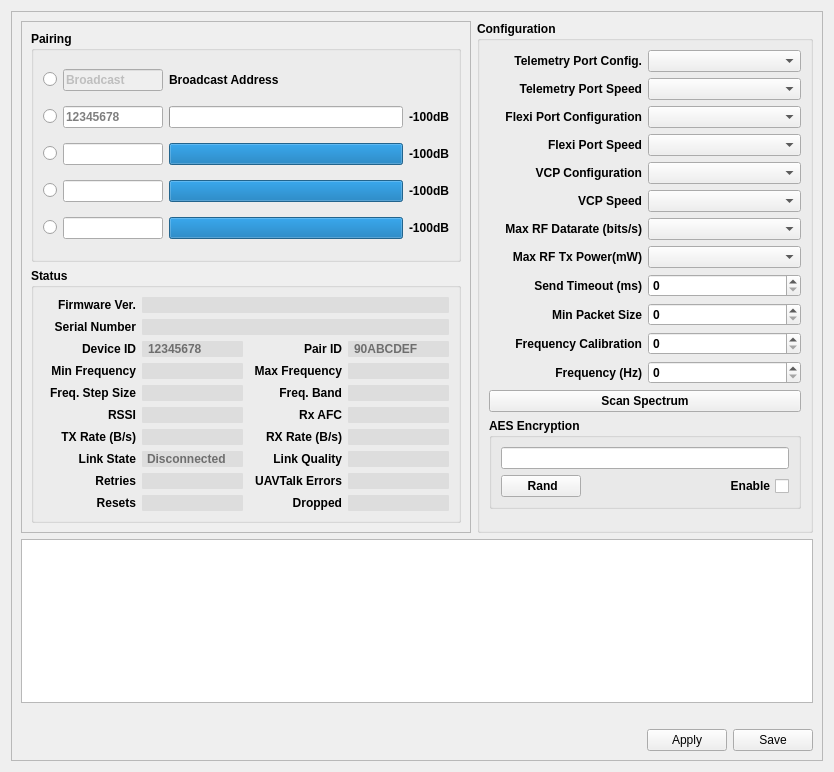
Before: the Qt Designer form ground/openpilotgcs/src/plugins/config/pipxtreme.ui in openpilot/OpenPilot, drawn with Qt 5.
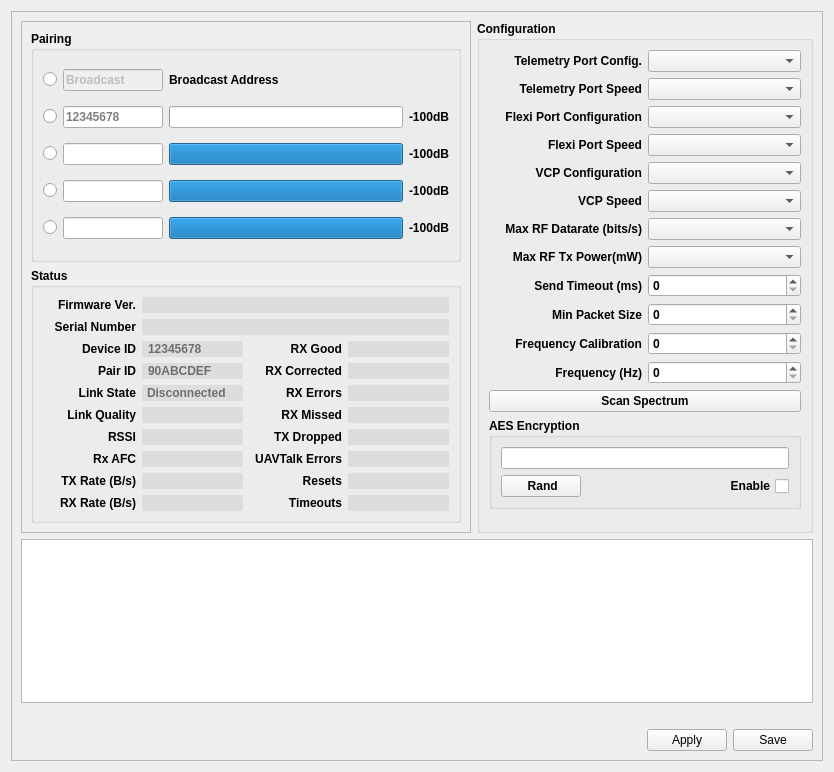
After: the same form once the commit is applied. Icons and pictures are not drawn.

Commit message: RFM22B: Modified the method of tracking RX errors, and now reporting Good, Corrected, Error, and Missed packets to the GCS.  Also removed some less useful fields from the PipXStatus.

Diff of the .ui file:
```diff
--- a/ground/openpilotgcs/src/plugins/config/pipxtreme.ui
+++ b/ground/openpilotgcs/src/plugins/config/pipxtreme.ui
@@ -434,7 +434,7 @@
               </property>
              </widget>
             </item>
-            <item row="2" column="0">
+            <item row="1" column="0">
              <widget class="QLabel" name="label_2">
               <property name="text">
                <string>Serial Number</string>
@@ -444,7 +444,7 @@
               </property>
              </widget>
             </item>
-            <item row="2" column="1" colspan="3">
+            <item row="1" column="1" colspan="3">
              <widget class="QLineEdit" name="SerialNumber">
               <property name="sizePolicy">
                <sizepolicy hsizetype="Preferred" vsizetype="Fixed">
@@ -498,7 +498,7 @@
               </property>
              </widget>
             </item>
-            <item row="3" column="0">
+            <item row="2" column="0">
              <widget class="QLabel" name="DeviceIDLabel">
               <property name="text">
                <string>Device ID</string>
@@ -508,7 +508,7 @@
               </property>
              </widget>
             </item>
-            <item row="3" column="1">
+            <item row="2" column="1">
              <widget class="QLineEdit" name="DeviceID">
               <property name="minimumSize">
                <size>
@@ -552,7 +552,7 @@
               </property>
              </widget>
             </item>
-            <item row="3" column="2">
+            <item row="3" column="0">
              <widget class="QLabel" name="PairIDLabel">
               <property name="text">
                <string>Pair ID</string>
@@ -562,7 +562,7 @@
               </property>
              </widget>
             </item>
-            <item row="3" column="3">
+            <item row="3" column="1">
              <widget class="QLineEdit" name="PairID">
               <property name="maximumSize">
                <size>
@@ -601,9 +601,9 @@
              </widget>
             </item>
             <item row="4" column="0">
-             <widget class="QLabel" name="label_3">
+             <widget class="QLabel" name="label_11">
               <property name="text">
-               <string>Min Frequency</string>
+               <string>Link State</string>
               </property>
               <property name="alignment">
                <set>Qt::AlignRight|Qt::AlignTrailing|Qt::AlignVCenter</set>
@@ -611,9 +611,9 @@
              </widget>
             </item>
             <item row="4" column="1">
-             <widget class="QLineEdit" name="MinFrequency">
+             <widget class="QLineEdit" name="LinkState">
               <property name="sizePolicy">
-               <sizepolicy hsizetype="Preferred" vsizetype="Fixed">
+               <sizepolicy hsizetype="Expanding" vsizetype="Fixed">
                 <horstretch>0</horstretch>
                 <verstretch>0</verstretch>
                </sizepolicy>
@@ -637,13 +637,13 @@
                </font>
               </property>
               <property name="toolTip">
-               <string>The modems minimum allowed frequency</string>
+               <string>The modems current state</string>
               </property>
               <property name="styleSheet">
                <string notr="true">QLineEdit {
   border: none;
   border-radius: 1px;
-  padding: 0 4px;
+  padding: 0 3px;
   background: rgba(0, 0, 0, 16);
 /*  background: transparent; */
 /*     selection-background-color: darkgray;*/
@@ -655,63 +655,15 @@
               <property name="readOnly">
                <bool>true</bool>
               </property>
-             </widget>
-            </item>
-            <item row="4" column="2">
-             <widget class="QLabel" name="label_4">
-              <property name="text">
-               <string>Max Frequency</string>
-              </property>
-              <property name="alignment">
-               <set>Qt::AlignRight|Qt::AlignTrailing|Qt::AlignVCenter</set>
-              </property>
-             </widget>
-            </item>
-            <item row="4" column="3">
-             <widget class="QLineEdit" name="MaxFrequency">
-              <property name="sizePolicy">
-               <sizepolicy hsizetype="Preferred" vsizetype="Fixed">
-                <horstretch>0</horstretch>
-                <verstretch>0</verstretch>
-               </sizepolicy>
-              </property>
-              <property name="maximumSize">
-               <size>
-                <width>101</width>
-                <height>16777215</height>
-               </size>
-              </property>
-              <property name="font">
-               <font>
-                <weight>75</weight>
-                <bold>true</bold>
-               </font>
-              </property>
-              <property name="toolTip">
-               <string>The modems maximum allowed frequency</string>
-              </property>
-              <property name="styleSheet">
-               <string notr="true">QLineEdit {
-  border: none;
-  border-radius: 1px;
-  padding: 0 4px;
-  background: rgba(0, 0, 0, 16);
-/*  background: transparent; */
-/*     selection-background-color: darkgray;*/
-}</string>
-              </property>
-              <property name="alignment">
-               <set>Qt::AlignLeading|Qt::AlignLeft|Qt::AlignVCenter</set>
-              </property>
-              <property name="readOnly">
-               <bool>true</bool>
+              <property name="placeholderText">
+               <string>Disconnected</string>
               </property>
              </widget>
             </item>
             <item row="5" column="0">
-             <widget class="QLabel" name="label_12">
+             <widget class="QLabel" name="LinkQualityLabel">
               <property name="text">
-               <string>Freq. Step Size</string>
+               <string>Link Quality</string>
               </property>
               <property name="alignment">
                <set>Qt::AlignRight|Qt::AlignTrailing|Qt::AlignVCenter</set>
@@ -719,19 +671,7 @@
              </widget>
             </item>
             <item row="5" column="1">
-             <widget class="QLineEdit" name="FrequencyStepSize">
-              <property name="sizePolicy">
-               <sizepolicy hsizetype="Preferred" vsizetype="Fixed">
-                <horstretch>0</horstretch>
-                <verstretch>0</verstretch>
-               </sizepolicy>
-              </property>
-              <property name="minimumSize">
-               <size>
-                <width>0</width>
-                <height>0</height>
-               </size>
-              </property>
+             <widget class="QLineEdit" name="LinkQuality">
               <property name="maximumSize">
                <size>
                 <width>101</width>
@@ -744,9 +684,6 @@
                 <bold>true</bold>
                </font>
               </property>
-              <property name="toolTip">
-               <string>The modems minimum frequency step size</string>
-              </property>
               <property name="styleSheet">
                <string notr="true">QLineEdit {
   border: none;
@@ -757,59 +694,8 @@
 /*     selection-background-color: darkgray;*/
 }</string>
               </property>
-              <property name="alignment">
-               <set>Qt::AlignLeading|Qt::AlignLeft|Qt::AlignVCenter</set>
-              </property>
-              <property name="readOnly">
-               <bool>true</bool>
-              </property>
-             </widget>
-            </item>
-            <item row="5" column="2">
-             <widget class="QLabel" name="FreqBandLabel">
-              <property name="text">
-               <string>Freq. Band</string>
-              </property>
-              <property name="alignment">
-               <set>Qt::AlignRight|Qt::AlignTrailing|Qt::AlignVCenter</set>
-              </property>
-             </widget>
-            </item>
-            <item row="5" column="3">
-             <widget class="QLineEdit" name="FreqBand">
-              <property name="sizePolicy">
-               <sizepolicy hsizetype="Preferred" vsizetype="Fixed">
-                <horstretch>0</horstretch>
-                <verstretch>0</verstretch>
-               </sizepolicy>
-              </property>
-              <property name="maximumSize">
-               <size>
-                <width>101</width>
-                <height>16777215</height>
-               </size>
-              </property>
-              <property name="font">
-               <font>
-                <weight>75</weight>
-                <bold>true</bold>
-               </font>
-              </property>
-              <property name="toolTip">
-               <string>The current frequency band</string>
-              </property>
-              <property name="styleSheet">
-               <string notr="true">QLineEdit {
-  border: none;
-  border-radius: 1px;
-  padding: 0 4px;
-  background: rgba(0, 0, 0, 16);
-/*  background: transparent; */
-/*     selection-background-color: darkgray;*/
-}</string>
-              </property>
-              <property name="alignment">
-               <set>Qt::AlignLeading|Qt::AlignLeft|Qt::AlignVCenter</set>
+              <property name="frame">
+               <bool>false</bool>
               </property>
               <property name="readOnly">
                <bool>true</bool>
@@ -861,7 +747,7 @@
               </property>
              </widget>
             </item>
-            <item row="6" column="2">
+            <item row="7" column="0">
              <widget class="QLabel" name="RxAFCLabel">
               <property name="text">
                <string>Rx AFC</string>
@@ -871,7 +757,7 @@
               </property>
              </widget>
             </item>
-            <item row="6" column="3">
+            <item row="7" column="1">
              <widget class="QLineEdit" name="RxAFC">
               <property name="maximumSize">
                <size>
@@ -900,7 +786,7 @@
               </property>
              </widget>
             </item>
-            <item row="7" column="0">
+            <item row="8" column="0">
              <widget class="QLabel" name="TXRateLabel">
               <property name="text">
                <string>TX Rate (B/s)</string>
@@ -910,7 +796,7 @@
               </property>
              </widget>
             </item>
-            <item row="7" column="1">
+            <item row="8" column="1">
              <widget class="QLineEdit" name="TXRate">
               <property name="minimumSize">
                <size>
@@ -948,7 +834,7 @@
               </property>
              </widget>
             </item>
-            <item row="7" column="2">
+            <item row="9" column="0">
              <widget class="QLabel" name="RXRateLabel">
               <property name="text">
                <string>RX Rate (B/s)</string>
@@ -958,7 +844,7 @@
               </property>
              </widget>
             </item>
-            <item row="7" column="3">
+            <item row="9" column="1">
              <widget class="QLineEdit" name="RXRate">
               <property name="maximumSize">
                <size>
@@ -990,20 +876,20 @@
               </property>
              </widget>
             </item>
-            <item row="8" column="0">
-             <widget class="QLabel" name="label_11">
+            <item row="2" column="2">
+             <widget class="QLabel" name="GoodLabel">
               <property name="text">
-               <string>Link State</string>
+               <string>RX Good</string>
               </property>
               <property name="alignment">
                <set>Qt::AlignRight|Qt::AlignTrailing|Qt::AlignVCenter</set>
               </property>
              </widget>
             </item>
-            <item row="8" column="1">
-             <widget class="QLineEdit" name="LinkState">
+            <item row="2" column="3">
+             <widget class="QLineEdit" name="Good">
               <property name="sizePolicy">
-               <sizepolicy hsizetype="Expanding" vsizetype="Fixed">
+               <sizepolicy hsizetype="Preferred" vsizetype="Fixed">
                 <horstretch>0</horstretch>
                 <verstretch>0</verstretch>
                </sizepolicy>
@@ -1027,13 +913,13 @@
                </font>
               </property>
               <property name="toolTip">
-               <string>The modems current state</string>
+               <string>The percentage of packets that were corrected with error correction</string>
               </property>
               <property name="styleSheet">
                <string notr="true">QLineEdit {
   border: none;
   border-radius: 1px;
-  padding: 0 3px;
+  padding: 0 4px;
   background: rgba(0, 0, 0, 16);
 /*  background: transparent; */
 /*     selection-background-color: darkgray;*/
@@ -1045,23 +931,83 @@
               <property name="readOnly">
                <bool>true</bool>
               </property>
-              <property name="placeholderText">
-               <string>Disconnected</string>
+             </widget>
+            </item>
+            <item row="3" column="2">
+             <widget class="QLabel" name="CorrectedLabel">
+              <property name="text">
+               <string>RX Corrected</string>
               </property>
+              <property name="alignment">
+               <set>Qt::AlignRight|Qt::AlignTrailing|Qt::AlignVCenter</set>
+              </property>
              </widget>
             </item>
-            <item row="8" column="2">
-             <widget class="QLabel" name="LinkQualityLabel">
+            <item row="3" column="3">
+             <widget class="QLineEdit" name="Corrected">
+              <property name="sizePolicy">
+               <sizepolicy hsizetype="Preferred" vsizetype="Fixed">
+                <horstretch>0</horstretch>
+                <verstretch>0</verstretch>
+               </sizepolicy>
+              </property>
+              <property name="minimumSize">
+               <size>
+                <width>0</width>
+                <height>0</height>
+               </size>
+              </property>
+              <property name="maximumSize">
+               <size>
+                <width>101</width>
+                <height>16777215</height>
+               </size>
+              </property>
+              <property name="font">
+               <font>
+                <weight>75</weight>
+                <bold>true</bold>
+               </font>
+              </property>
+              <property name="toolTip">
+               <string>The percentage of packets that were corrected with error correction</string>
+              </property>
+              <property name="styleSheet">
+               <string notr="true">QLineEdit {
+  border: none;
+  border-radius: 1px;
+  padding: 0 4px;
+  background: rgba(0, 0, 0, 16);
+/*  background: transparent; */
+/*     selection-background-color: darkgray;*/
+}</string>
+              </property>
+              <property name="alignment">
+               <set>Qt::AlignLeading|Qt::AlignLeft|Qt::AlignVCenter</set>
+              </property>
+              <property name="readOnly">
+               <bool>true</bool>
+              </property>
+             </widget>
+            </item>
+            <item row="4" column="2">
+             <widget class="QLabel" name="ErrorsLabel">
               <property name="text">
-               <string>Link Quality</string>
+               <string>RX Errors</string>
               </property>
               <property name="alignment">
                <set>Qt::AlignRight|Qt::AlignTrailing|Qt::AlignVCenter</set>
               </property>
              </widget>
             </item>
-            <item row="8" column="3">
-             <widget class="QLineEdit" name="LinkQuality">
+            <item row="4" column="3">
+             <widget class="QLineEdit" name="Errors">
+              <property name="sizePolicy">
+               <sizepolicy hsizetype="Preferred" vsizetype="Fixed">
+                <horstretch>0</horstretch>
+                <verstretch>0</verstretch>
+               </sizepolicy>
+              </property>
               <property name="maximumSize">
                <size>
                 <width>101</width>
@@ -1074,6 +1020,9 @@
                 <bold>true</bold>
                </font>
               </property>
+              <property name="toolTip">
+               <string>The percentage of packets that could not be corrected with error correction</string>
+              </property>
               <property name="styleSheet">
                <string notr="true">QLineEdit {
   border: none;
@@ -1084,26 +1033,32 @@
 /*     selection-background-color: darkgray;*/
 }</string>
               </property>
-              <property name="frame">
-               <bool>false</bool>
+              <property name="alignment">
+               <set>Qt::AlignLeading|Qt::AlignLeft|Qt::AlignVCenter</set>
               </property>
               <property name="readOnly">
                <bool>true</bool>
               </property>
              </widget>
             </item>
-            <item row="9" column="0">
-             <widget class="QLabel" name="RetriesLabel">
+            <item row="5" column="2">
+             <widget class="QLabel" name="MissedPacketsLabel">
               <property name="text">
-               <string>Retries</string>
+               <string>RX Missed</string>
               </property>
               <property name="alignment">
                <set>Qt::AlignRight|Qt::AlignTrailing|Qt::AlignVCenter</set>
               </property>
              </widget>
             </item>
-            <item row="9" column="1">
-             <widget class="QLineEdit" name="Retries">
+            <item row="5" column="3">
+             <widget class="QLineEdit" name="Missed">
+              <property name="sizePolicy">
+               <sizepolicy hsizetype="Preferred" vsizetype="Fixed">
+                <horstretch>0</horstretch>
+                <verstretch>0</verstretch>
+               </sizepolicy>
+              </property>
               <property name="minimumSize">
                <size>
                 <width>0</width>
@@ -1122,6 +1077,9 @@
                 <bold>true</bold>
                </font>
               </property>
+              <property name="toolTip">
+               <string>The percentage of packets that were not received at all</string>
+              </property>
               <property name="styleSheet">
                <string notr="true">QLineEdit {
   border: none;
@@ -1132,15 +1090,66 @@
 /*     selection-background-color: darkgray;*/
 }</string>
               </property>
-              <property name="frame">
-               <bool>false</bool>
+              <property name="alignment">
+               <set>Qt::AlignLeading|Qt::AlignLeft|Qt::AlignVCenter</set>
               </property>
               <property name="readOnly">
                <bool>true</bool>
               </property>
              </widget>
             </item>
-            <item row="9" column="2">
+            <item row="6" column="2">
+             <widget class="QLabel" name="DroppedLabel">
+              <property name="text">
+               <string>TX Dropped</string>
+              </property>
+              <property name="alignment">
+               <set>Qt::AlignRight|Qt::AlignTrailing|Qt::AlignVCenter</set>
+              </property>
+             </widget>
+            </item>
+            <item row="6" column="3">
+             <widget class="QLineEdit" name="Dropped">
+              <property name="sizePolicy">
+               <sizepolicy hsizetype="Preferred" vsizetype="Fixed">
+                <horstretch>0</horstretch>
+                <verstretch>0</verstretch>
+               </sizepolicy>
+              </property>
+              <property name="maximumSize">
+               <size>
+                <width>101</width>
+                <height>16777215</height>
+               </size>
+              </property>
+              <property name="font">
+               <font>
+                <weight>75</weight>
+                <bold>true</bold>
+               </font>
+              </property>
+              <property name="toolTip">
+               <string>The number of packets that were unable to be transmitted</string>
+              </property>
+              <property name="styleSheet">
+               <string notr="true">QLineEdit {
+  border: none;
+  border-radius: 1px;
+  padding: 0 4px;
+  background: rgba(0, 0, 0, 16);
+/*  background: transparent; */
+/*     selection-background-color: darkgray;*/
+}</string>
+              </property>
+              <property name="alignment">
+               <set>Qt::AlignLeading|Qt::AlignLeft|Qt::AlignVCenter</set>
+              </property>
+              <property name="readOnly">
+               <bool>true</bool>
+              </property>
+             </widget>
+            </item>
+            <item row="7" column="2">
              <widget class="QLabel" name="UAVTalkErrorsLabel">
               <property name="text">
                <string>UAVTalk Errors</string>
@@ -1150,7 +1159,7 @@
               </property>
              </widget>
             </item>
-            <item row="9" column="3">
+            <item row="7" column="3">
              <widget class="QLineEdit" name="UAVTalkErrors">
               <property name="maximumSize">
                <size>
@@ -1182,7 +1191,7 @@
               </property>
              </widget>
             </item>
-            <item row="10" column="0">
+            <item row="8" column="2">
              <widget class="QLabel" name="ResetsLabel">
               <property name="text">
                <string>Resets</string>
@@ -1192,7 +1201,7 @@
               </property>
              </widget>
             </item>
-            <item row="10" column="1">
+            <item row="8" column="3">
              <widget class="QLineEdit" name="Resets">
               <property name="minimumSize">
                <size>
@@ -1230,18 +1239,18 @@
               </property>
              </widget>
             </item>
-            <item row="10" column="2">
-             <widget class="QLabel" name="DroppedLabel">
+            <item row="9" column="2">
+             <widget class="QLabel" name="TimeoutsLabel">
               <property name="text">
-               <string>Dropped</string>
+               <string>Timeouts</string>
               </property>
               <property name="alignment">
                <set>Qt::AlignRight|Qt::AlignTrailing|Qt::AlignVCenter</set>
               </property>
              </widget>
             </item>
-            <item row="10" column="3">
-             <widget class="QLineEdit" name="Dropped">
+            <item row="9" column="3">
+             <widget class="QLineEdit" name="Timeouts">
               <property name="maximumSize">
                <size>
                 <width>101</width>
```
Left out of the diff: 3 changed lines with no effect on the pictures. The commit also changes 6 other files.
